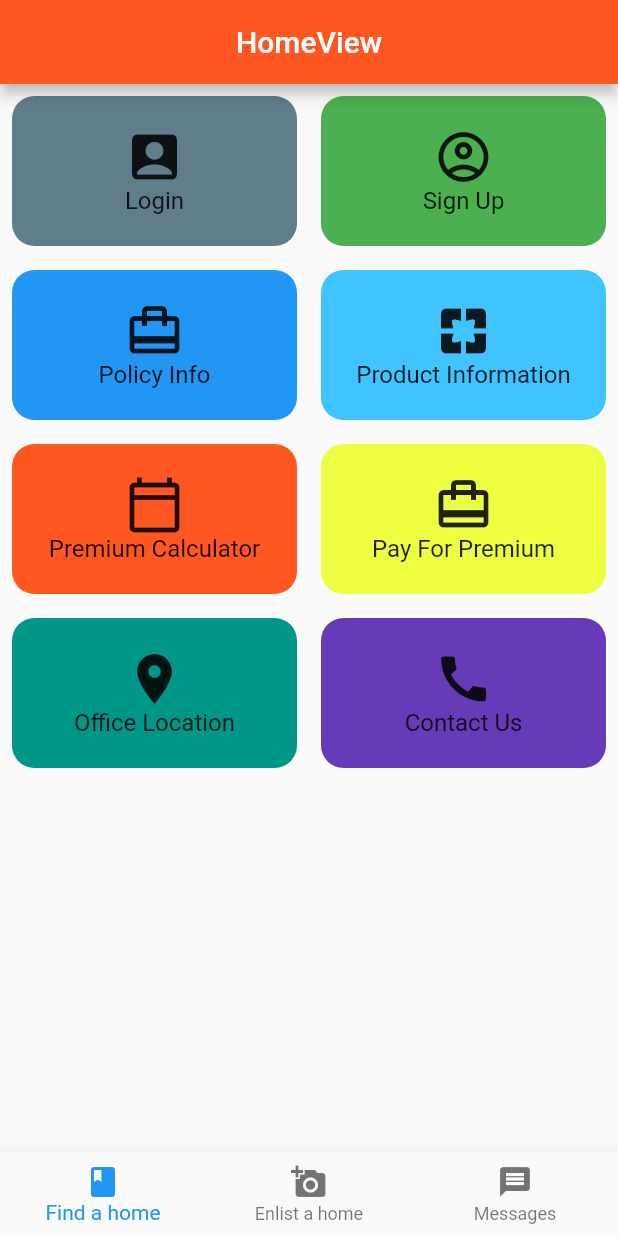
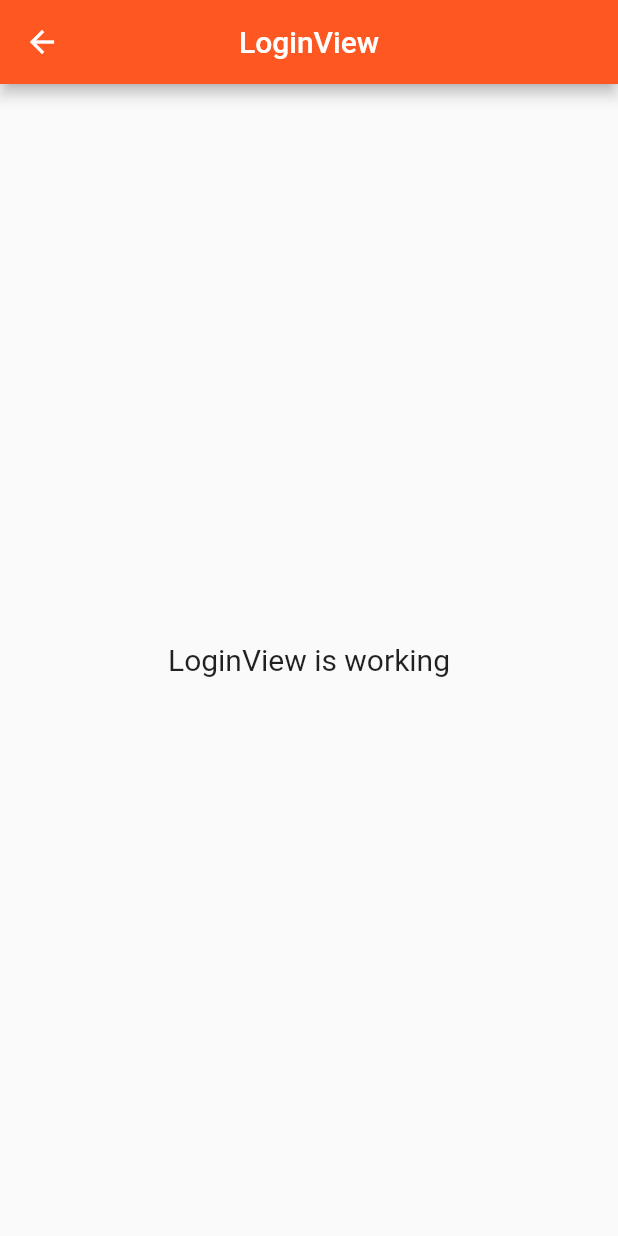
Before and after one commit to mostafiz9900/management_system, a Flutter app: the screen it shows after launch, after a tap on "Login", on a phone screen of 412 x 824 dp. Run offline on Flutter 3.47's test engine with Material 2 defaults, Android fonts, the phone set to English and light mode, and no system bars; our stand-ins replace get.

Commit message:
create page

```diff
--- /dev/null
+++ b/lib/app/modules/aboutus/views/aboutus_view.dart
@@ -0,0 +1,19 @@
+import 'package:flutter/material.dart';
+
+import 'package:get/get.dart';
+
+import '../controllers/aboutus_controller.dart';
+
+class AboutusView extends GetView<AboutusController> {
+  @override
+  Widget build(BuildContext context) {
+    return Scaffold(
+      body: Center(
+        child: Text(
+          'AboutusView is working',
+          style: TextStyle(fontSize: 20),
+        ),
+      ),
+    );
+  }
+}
--- a/lib/app/modules/home/controllers/home_controller.dart
+++ b/lib/app/modules/home/controllers/home_controller.dart
@@ -1,9 +1,14 @@
 import 'package:get/get.dart';
 
 class HomeController extends GetxController {
-  //TODO: Implement HomeController
+  final _selectedIndex = 0.obs;
+  set selectedIndex(value) => this._selectedIndex.value = value;
+  get selectedIndex => this._selectedIndex.value;
 
-  final count = 0.obs;
+  onItemTapped(int index) {
+    this.selectedIndex = index; // The set method is accessed this way, you have confused it with methods.
+    update();
+  }
   @override
   void onInit() {
     super.onInit();
@@ -16,5 +21,5 @@ class HomeController extends GetxController {
 
   @override
   void onClose() {}
-  void increment() => count.value++;
+
 }
--- a/lib/app/modules/home/views/home_view.dart
+++ b/lib/app/modules/home/views/home_view.dart
@@ -1,46 +1,68 @@
 import 'package:flutter/material.dart';
 
 import 'package:get/get.dart';
+import 'package:management_system/app/modules/aboutus/views/aboutus_view.dart';
 import 'package:management_system/app/modules/home/views/local_widgets/hospital_info.dart';
+import 'package:management_system/app/modules/website/views/website_view.dart';
 
 import '../controllers/home_controller.dart';
 
 class HomeView extends GetView<HomeController> {
   @override
   Widget build(BuildContext context) {
-    int _currentIndex = 0;
+
     return Scaffold(
       appBar: AppBar(
         title: Text('HomeView'),
         centerTitle: true,
       ),
-      bottomNavigationBar: BottomNavigationBar(
-          currentIndex: _currentIndex,
-          onTap: (value) {
-            _currentIndex = value;
-            // setState(() {});
-          },
-          items: [
-            BottomNavigationBarItem(
-              //<--- item 1 text and icon declared
-                icon: Icon(Icons.book),
-                title: Text('Find a home')),
-            BottomNavigationBarItem(
-              //<--- item 2 text and icon declared
-                icon: Icon(Icons.add_a_photo),
-                title: Text('Enlist a home')),
-            BottomNavigationBarItem(
-              //<--- item 3 text and icon declared
-                icon: Icon(Icons.message),
-                title: Text('Messages')),
-          ]),
-      body: SingleChildScrollView(
-        child: Column(
-          children: [
+
+      body: GetBuilder<HomeController>(
+        init: HomeController(),
+        builder: (s) => IndexedStack(
+          index: s.selectedIndex,
+          children: <Widget>[
             HospitalInfoView(),
-
+            WebsiteView(),
+           AboutusView()
           ],
         ),
+      ),
+        bottomNavigationBar: SuperFaBottomNavigationBar(),
+    );
+  }
+}
+
+class SuperFaBottomNavigationBar extends StatelessWidget {
+  const SuperFaBottomNavigationBar({
+    Key? key,
+  }) : super(key: key);
+
+  @override
+  Widget build(BuildContext context) {
+    return GetBuilder<HomeController>( // init only first time
+      builder: (s) => BottomNavigationBar(
+        backgroundColor: Colors.teal,
+        items: const <BottomNavigationBarItem>[
+          BottomNavigationBarItem(
+            icon: Icon(Icons.home),
+            title: Text('ABOUT US',style: TextStyle(color: Colors.white),),
+          ),
+          BottomNavigationBarItem(
+            icon: Icon(Icons.search),
+            title: Text('WEBSITE',style: TextStyle(color: Colors.white),),
+          ),
+          BottomNavigationBarItem(
+            icon: Icon(Icons.settings),
+            title: Text('HOSPITAL INFO',style: TextStyle(color: Colors.white),),
+          ),
+        ],
+        currentIndex: s.selectedIndex,
+        selectedItemColor: Colors.amber[800],
+        onTap: (index) => s.onItemTapped(index),
+        /* currentIndex: Get.find<ProfileController>().selectedIndex,
+        selectedItemColor: Colors.amber[800],
+        onTap: Get.find<ProfileController>().onItemTapped, */
       ),
     );
   }
--- a/lib/app/modules/home/views/local_widgets/hospital_info.dart
+++ b/lib/app/modules/home/views/local_widgets/hospital_info.dart
@@ -2,6 +2,8 @@
 
 
 import 'package:flutter/material.dart';
+import 'package:get/get.dart';
+import 'package:management_system/app/routes/app_pages.dart';
 
 class HospitalInfoView extends StatelessWidget {
   @override
@@ -19,6 +21,7 @@ class HospitalInfoView extends StatelessWidget {
                     padding: const EdgeInsets.all(8.0),
                     child: GestureDetector(
                       onTap: () {
+                        Get.toNamed(Routes.LOGIN);
 
                       },
                       child: Container(
@@ -47,7 +50,7 @@ class HospitalInfoView extends StatelessWidget {
                     padding: const EdgeInsets.all(8.0),
                     child: GestureDetector(
                       onTap: () {
-
+                        Get.toNamed(Routes.SIGNUP);
                       },
                       child: Container(
                         // color: Colors.blueGrey,
--- /dev/null
+++ b/lib/app/modules/login/bindings/login_binding.dart
@@ -0,0 +1,12 @@
+import 'package:get/get.dart';
+
+import '../controllers/login_controller.dart';
+
+class LoginBinding extends Bindings {
+  @override
+  void dependencies() {
+    Get.lazyPut<LoginController>(
+      () => LoginController(),
+    );
+  }
+}
--- /dev/null
+++ b/lib/app/modules/login/views/login_view.dart
@@ -0,0 +1,23 @@
+import 'package:flutter/material.dart';
+
+import 'package:get/get.dart';
+
+import '../controllers/login_controller.dart';
+
+class LoginView extends GetView<LoginController> {
+  @override
+  Widget build(BuildContext context) {
+    return Scaffold(
+      appBar: AppBar(
+        title: Text('LoginView'),
+        centerTitle: true,
+      ),
+      body: Center(
+        child: Text(
+          'LoginView is working',
+          style: TextStyle(fontSize: 20),
+        ),
+      ),
+    );
+  }
+}
--- /dev/null
+++ b/lib/app/modules/website/views/website_view.dart
@@ -0,0 +1,19 @@
+import 'package:flutter/material.dart';
+
+import 'package:get/get.dart';
+
+import '../controllers/website_controller.dart';
+
+class WebsiteView extends GetView<WebsiteController> {
+  @override
+  Widget build(BuildContext context) {
+    return Scaffold(
+      body: Center(
+        child: Text(
+          'WebsiteView is working',
+          style: TextStyle(fontSize: 20),
+        ),
+      ),
+    );
+  }
+}
--- a/lib/app/routes/app_pages.dart
+++ b/lib/app/routes/app_pages.dart
@@ -1,7 +1,15 @@
 import 'package:get/get.dart';
 
+import 'package:management_system/app/modules/aboutus/bindings/aboutus_binding.dart';
+import 'package:management_system/app/modules/aboutus/views/aboutus_view.dart';
 import 'package:management_system/app/modules/home/bindings/home_binding.dart';
 import 'package:management_system/app/modules/home/views/home_view.dart';
+import 'package:management_system/app/modules/login/bindings/login_binding.dart';
+import 'package:management_system/app/modules/login/views/login_view.dart';
+import 'package:management_system/app/modules/signup/bindings/signup_binding.dart';
+import 'package:management_system/app/modules/signup/views/signup_view.dart';
+import 'package:management_system/app/modules/website/bindings/website_binding.dart';
+import 'package:management_system/app/modules/website/views/website_view.dart';
 
 part 'app_routes.dart';
 
@@ -16,5 +24,25 @@ class AppPages {
       page: () => HomeView(),
       binding: HomeBinding(),
     ),
+    GetPage(
+      name: _Paths.LOGIN,
+      page: () => LoginView(),
+      binding: LoginBinding(),
+    ),
+    GetPage(
+      name: _Paths.SIGNUP,
+      page: () => SignupView(),
+      binding: SignupBinding(),
+    ),
+    GetPage(
+      name: _Paths.ABOUTUS,
+      page: () => AboutusView(),
+      binding: AboutusBinding(),
+    ),
+    GetPage(
+      name: _Paths.WEBSITE,
+      page: () => WebsiteView(),
+      binding: WebsiteBinding(),
+    ),
   ];
 }
--- a/lib/app/routes/app_routes.dart
+++ b/lib/app/routes/app_routes.dart
@@ -5,8 +5,16 @@ abstract class Routes {
   Routes._();
 
   static const HOME = _Paths.HOME;
+  static const LOGIN = _Paths.LOGIN;
+  static const SIGNUP = _Paths.SIGNUP;
+  static const ABOUTUS = _Paths.ABOUTUS;
+  static const WEBSITE = _Paths.WEBSITE;
 }
 
 abstract class _Paths {
   static const HOME = '/home';
+  static const LOGIN = '/login';
+  static const SIGNUP = '/signup';
+  static const ABOUTUS = '/aboutus';
+  static const WEBSITE = '/website';
 }
```
Also changed, not shown: lib/app/modules/aboutus/bindings/aboutus_binding.dart (added, +12 -0 lines), lib/app/modules/aboutus/controllers/aboutus_controller.dart (added, +20 -0 lines), lib/app/modules/login/controllers/login_controller.dart (added, +20 -0 lines), lib/app/modules/signup/bindings/signup_binding.dart (added, +12 -0 lines), lib/app/modules/signup/controllers/signup_controller.dart (added, +20 -0 lines), lib/app/modules/signup/views/signup_view.dart (added, +23 -0 lines), lib/app/modules/website/bindings/website_binding.dart (added, +12 -0 lines), lib/app/modules/website/controllers/website_controller.dart (added, +20 -0 lines).
